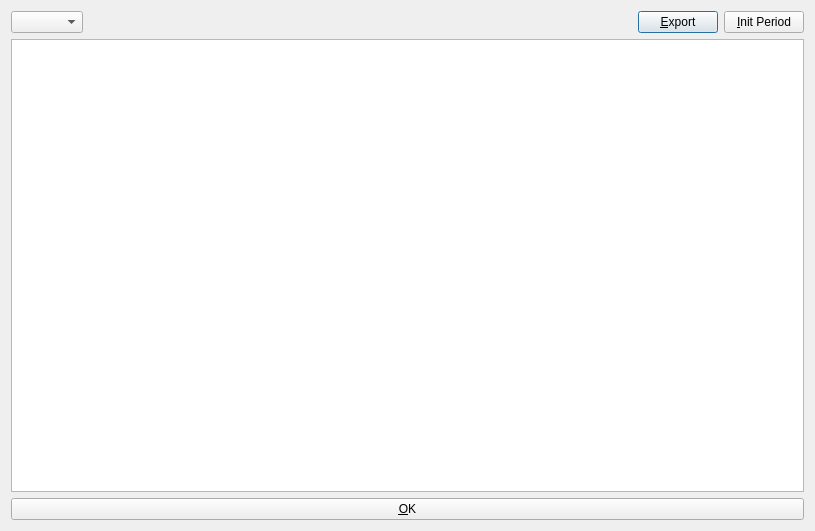
The window that ui/forms/initialerStandForm.ui (flurl/lagerManager) describes before a commit, drawn with Qt 5.
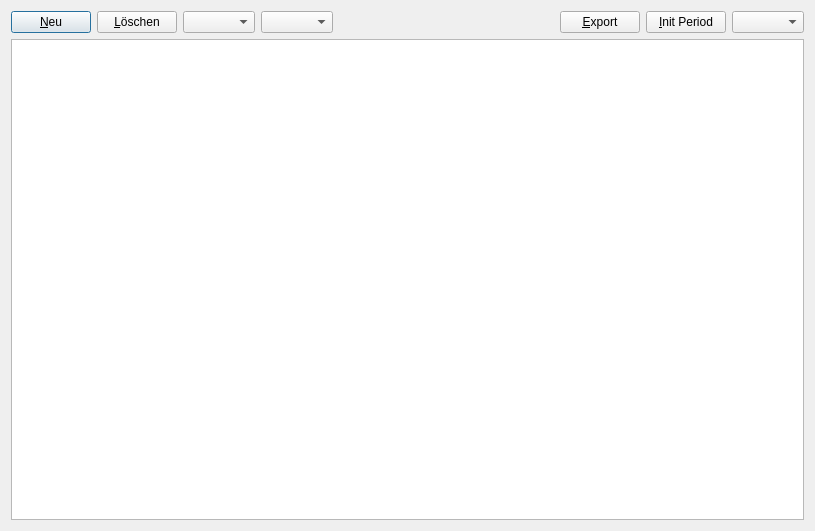
The same window after the commit. Custom widgets are drawn as their Qt base class.

Commit message: neue form zum verwalten des initialen lagerstandes V#1141

The edit to the form file:
```diff
--- a/ui/forms/initialerStandForm.ui
+++ b/ui/forms/initialerStandForm.ui
@@ -17,7 +17,24 @@
    <item>
     <layout class="QHBoxLayout" name="horizontalLayout">
      <item>
-      <widget class="QComboBox" name="comboBox_period"/>
+      <widget class="QPushButton" name="pushButton_newRecord">
+       <property name="text">
+        <string>&amp;Neu</string>
+       </property>
+      </widget>
+     </item>
+     <item>
+      <widget class="QPushButton" name="pushButton_deleteRecord">
+       <property name="text">
+        <string>&amp;Löschen</string>
+       </property>
+      </widget>
+     </item>
+     <item>
+      <widget class="QComboBox" name="comboBox_article"/>
+     </item>
+     <item>
+      <widget class="QComboBox" name="comboBox_workplace"/>
      </item>
      <item>
       <spacer name="horizontalSpacer">
@@ -46,31 +63,20 @@
        </property>
       </widget>
      </item>
+     <item>
+      <widget class="QComboBox" name="comboBox_period"/>
+     </item>
     </layout>
    </item>
    <item>
-    <widget class="FilterableTableView" name="tableView_lagerstand">
+    <widget class="QTableView" name="tableView_lagerstand">
      <property name="sortingEnabled">
       <bool>true</bool>
      </property>
     </widget>
    </item>
-   <item>
-    <widget class="QPushButton" name="pushButton_OK">
-     <property name="text">
-      <string>&amp;OK</string>
-     </property>
-    </widget>
-   </item>
   </layout>
  </widget>
- <customwidgets>
-  <customwidget>
-   <class>FilterableTableView</class>
-   <extends>QTableView</extends>
-   <header>lib.FilterableTableView</header>
-  </customwidget>
- </customwidgets>
  <resources/>
  <connections/>
 </ui>
```
The commit also changes 3 other files.
